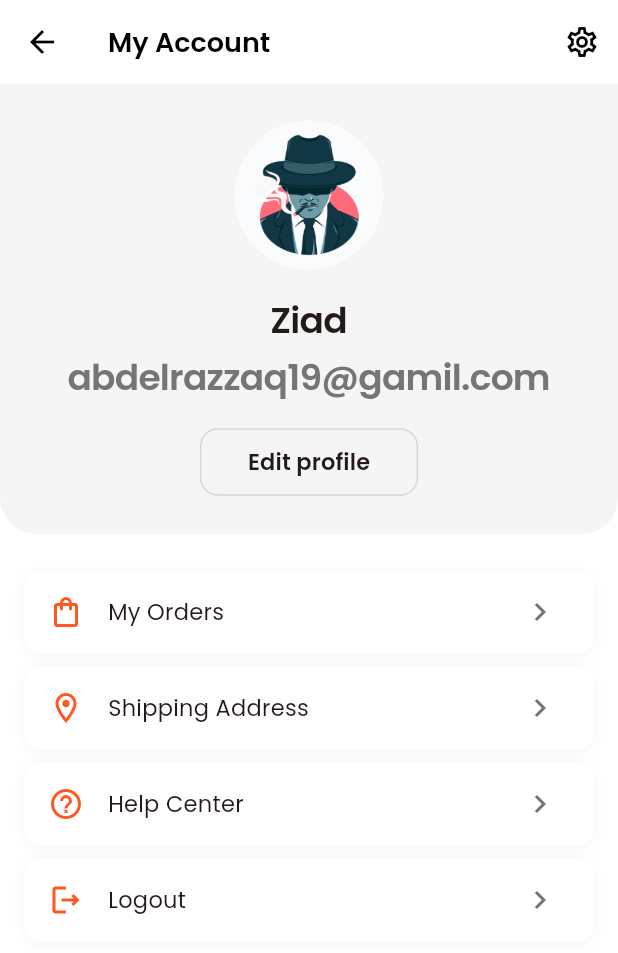
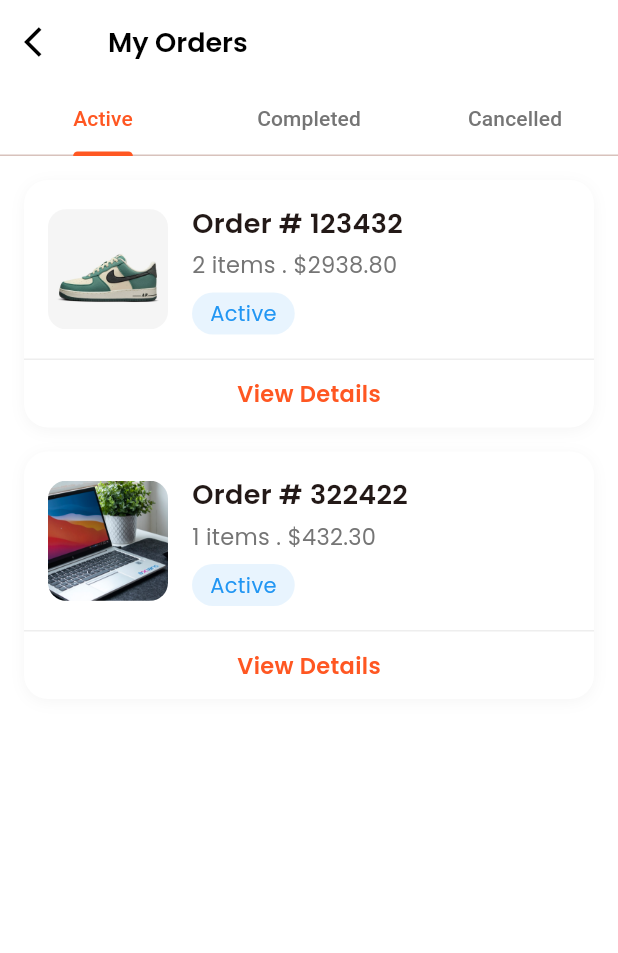
Before and after one commit to abdelrazzaq19/Ecommerce_ui_flutter-, a Flutter app: the AccountScreen screen opened directly, after a tap on "My Orders", on a phone screen of 412 x 824 dp. Shown: the top 953 px of the screen. Run offline on Flutter 3.47's test engine with Material 3 defaults, Android fonts, the phone set to English and light mode, and no system bars; our stand-ins replace get, get_storage, google_fonts, share_plus; accounts and stored records are empty.

Commit message:
12 commit

```diff
--- a/lib/view/account_screen.dart
+++ b/lib/view/account_screen.dart
@@ -2,7 +2,9 @@
 
 import 'package:ecommerce_ui/controllers/auth_controller.dart';
 import 'package:ecommerce_ui/utils/app_textstyles.dart';
+import 'package:ecommerce_ui/view/my%20orders/view/screens/my_orders_screen.dart';
 import 'package:ecommerce_ui/view/settings_screen.dart';
+import 'package:ecommerce_ui/view/shipping%20address/shipping_address_screen.dart';
 import 'package:ecommerce_ui/view/signin_screen.dart';
 import 'package:flutter/material.dart';
 import 'package:get/get.dart';
@@ -148,9 +150,9 @@ Widget _buildMenuSection(BuildContext context) {
               if (item['title'] == 'Logout') {
                 _showLogoutDialog(context);
               } else if (item['title'] == 'My Orders') {
-                // navigation to my orders screen
+                Get.to(() => MyOrdersScreen());
               } else if (item['title'] == 'Shipping Address') {
-                // navigation to shipping address screen
+                Get.to(() => ShippingAddressScreen());
               } else if (item['title'] == 'Help Center') {
                 // navigation to help center screen
               }
--- /dev/null
+++ b/lib/view/my orders/model/order.dart
@@ -0,0 +1,21 @@
+enum OrderStatus { active, completed, cancelled }
+
+class Order {
+  final String OrderNumber;
+  final int itemCount;
+  final double totalAmount;
+  final OrderStatus status;
+  final String imageUrl;
+  final DateTime orderDate;
+
+  Order({
+    required this.OrderNumber,
+    required this.itemCount,
+    required this.totalAmount,
+    required this.status,
+    required this.imageUrl,
+    required this.orderDate,
+  });
+
+  String get statusString => status.name;
+}
--- /dev/null
+++ b/lib/view/my orders/repository/order_repository.dart
@@ -0,0 +1,44 @@
+import 'package:ecommerce_ui/view/my%20orders/model/order.dart';
+
+class OrderRepository {
+  List<Order> getOrders() {
+    return [
+      Order(
+        OrderNumber: "123432",
+        itemCount: 2,
+        totalAmount: 2938.8,
+        status: OrderStatus.active,
+        imageUrl: "assets/images/shoe.jpg",
+        orderDate: DateTime.now().subtract(Duration(hours: 2)),
+      ),
+      Order(
+        OrderNumber: "322422",
+        itemCount: 1,
+        totalAmount: 432.3,
+        status: OrderStatus.active,
+        imageUrl: "assets/images/laptop.jpg",
+        orderDate: DateTime.now().subtract(Duration(hours: 1)),
+      ),
+      Order(
+        OrderNumber: "64353",
+        itemCount: 2,
+        totalAmount: 32.3,
+        status: OrderStatus.completed,
+        imageUrl: "assets/images/shoe2.jpg",
+        orderDate: DateTime.now().subtract(Duration(hours: 3)),
+      ),
+      Order(
+        OrderNumber: "25242",
+        itemCount: 5,
+        totalAmount: 4932.3,
+        status: OrderStatus.cancelled,
+        imageUrl: "assets/images/shoes2.jpg",
+        orderDate: DateTime.now().subtract(Duration(hours: 7)),
+      ),
+    ];
+  }
+
+  List<Order> getOrdersByStatus(OrderStatus status) {
+    return getOrders().where((order) => order.status == status).toList();
+  }
+}
--- /dev/null
+++ b/lib/view/my orders/view/screens/my_orders_screen.dart
@@ -0,0 +1,69 @@
+import 'package:ecommerce_ui/utils/app_textstyles.dart';
+import 'package:ecommerce_ui/view/my%20orders/model/order.dart';
+import 'package:ecommerce_ui/view/my%20orders/repository/order_repository.dart';
+import 'package:ecommerce_ui/view/my%20orders/view/widget/order_card.dart';
+import 'package:flutter/material.dart';
+import 'package:get/get_core/src/get_main.dart';
+import 'package:get/get_navigation/src/extension_navigation.dart';
+
+class MyOrdersScreen extends StatelessWidget {
+  final OrderRepository _repository = OrderRepository();
+  MyOrdersScreen({super.key});
+
+  @override
+  Widget build(BuildContext context) {
+    final isDark = Theme.of(context).brightness == Brightness.dark;
+
+    return DefaultTabController(
+      length: 3,
+      child: Scaffold(
+        appBar: AppBar(
+          leading: IconButton(
+            onPressed: () => Get.back(),
+            icon: Icon(
+              Icons.arrow_back_ios,
+              color: isDark ? Colors.white : Colors.black,
+            ),
+          ),
+          title: Text(
+            "My Orders",
+            style: AppTextstyles.withColor(
+              AppTextstyles.h3,
+              isDark ? Colors.white : Colors.black,
+            ),
+          ),
+          bottom: TabBar(
+            labelColor: Theme.of(context).primaryColor,
+            unselectedLabelColor: isDark ? Colors.grey[400] : Colors.grey[600],
+            indicatorColor: Theme.of(context).primaryColor,
+            tabs: [
+              Tab(text: "Active"),
+              Tab(text: "Completed"),
+              Tab(text: "Cancelled"),
+            ],
+          ),
+        ),
+        body: TabBarView(
+          children: [
+            _buildOrderList(context, OrderStatus.active),
+            _buildOrderList(context, OrderStatus.completed),
+            _buildOrderList(context, OrderStatus.cancelled),
+          ],
+        ),
+      ),
+    );
+  }
+
+  Widget _buildOrderList(BuildContext context, OrderStatus status) {
+    final orders = _repository.getOrdersByStatus(status);
+
+    return ListView.builder(
+    padding: EdgeInsets.all(16),
+    itemCount: orders.length,
+    itemBuilder: (context, index) => OrderCard(
+    order: orders[index],
+    onViewDetails: () {},
+    ),
+    );
+  }
+}
--- /dev/null
+++ b/lib/view/my orders/view/widget/order_card.dart
@@ -0,0 +1,134 @@
+// ignore_for_file: deprecated_member_use
+
+import 'package:ecommerce_ui/utils/app_textstyles.dart';
+import 'package:ecommerce_ui/view/my%20orders/model/order.dart';
+import 'package:flutter/material.dart';
+import 'package:get/get_utils/src/extensions/export.dart';
+
+class OrderCard extends StatelessWidget {
+  final Order order;
+  final VoidCallback onViewDetails;
+  const OrderCard({
+    super.key,
+    required this.order,
+    required this.onViewDetails,
+  });
+
+  @override
+  Widget build(BuildContext context) {
+    final isDark = Theme.of(context).brightness == Brightness.dark;
+
+    return Container(
+      margin: EdgeInsets.only(bottom: 16),
+      decoration: BoxDecoration(
+        color: Theme.of(context).cardColor,
+        borderRadius: BorderRadius.circular(16),
+        boxShadow: [
+          BoxShadow(
+            color: isDark
+                ? Colors.black.withOpacity(0.2)
+                : Colors.grey.withOpacity(0.1),
+            blurRadius: 8,
+            offset: Offset(0, 2),
+          ),
+        ],
+      ),
+      child: Column(
+        children: [
+          Padding(
+            padding: EdgeInsetsGeometry.all(16),
+            child: Row(
+              children: [
+                Container(
+                  width: 80,
+                  height: 80,
+                  decoration: BoxDecoration(
+                    borderRadius: BorderRadius.circular(12),
+                    image: DecorationImage(
+                      image: AssetImage(order.imageUrl),
+                      fit: BoxFit.cover,
+                    ),
+                  ),
+                ),
+                SizedBox(width: 16),
+                Expanded(
+                  child: Column(
+                    crossAxisAlignment: CrossAxisAlignment.start,
+                    children: [
+                      Text(
+                        "Order # ${order.OrderNumber}",
+                        style: AppTextstyles.withColor(
+                          AppTextstyles.h3,
+                          Theme.of(context).textTheme.bodyLarge!.color!,
+                        ),
+                      ),
+
+                      SizedBox(height: 4),
+
+                      Text(
+                        "${order.itemCount} items . \$${order.totalAmount.toStringAsFixed(2)}",
+                        style: AppTextstyles.withColor(
+                          AppTextstyles.bodyMedium,
+                          isDark ? Colors.grey[400]! : Colors.grey[600]!,
+                        ),
+                      ),
+
+                      SizedBox(height: 8),
+
+                      _buildStatusChip(context, order.statusString),
+                    ],
+                  ),
+                ),
+              ],
+            ),
+          ),
+
+          Divider(height: 1, color: Colors.grey.shade200),
+          InkWell(
+            onTap: onViewDetails,
+            child: Padding(
+              padding: EdgeInsetsGeometry.symmetric(vertical: 12),
+              child: Text(
+                "View Details",
+                style: AppTextstyles.withColor(
+                  AppTextstyles.buttonMedium,
+                  Theme.of(context).primaryColor,
+                ),
+              ),
+            ),
+          ),
+        ],
+      ),
+    );
+  }
+
+  Widget _buildStatusChip(BuildContext context, String type) {
+    Color getStatusColor() {
+      switch (type) {
+        case "active":
+          return Colors.blue;
+        case "completed":
+          return Colors.green;
+        case "cancelled":
+          return Colors.red;
+        default:
+          return Colors.grey;
+      }
+    }
+
+    return Container(
+      padding: EdgeInsets.symmetric(horizontal: 12, vertical: 4),
+      decoration: BoxDecoration(
+        color: getStatusColor().withOpacity(0.1),
+        borderRadius: BorderRadius.circular(20),
+      ),
+      child: Text(
+        type.capitalize!,
+        style: AppTextstyles.withColor(
+          AppTextstyles.bodySmall,
+          getStatusColor(),
+        ),
+      ),
+    );
+  }
+}
--- /dev/null
+++ b/lib/view/shipping address/shipping_address_screen.dart
@@ -0,0 +1,21 @@
+import 'package:ecommerce_ui/utils/app_textstyles.dart';
+import 'package:flutter/material.dart';
+
+class ShippingAddressScreen extends StatelessWidget {
+  const ShippingAddressScreen({super.key});
+
+  @override
+  Widget build(BuildContext context) {
+    return Scaffold(
+      appBar: AppBar(
+        title: Text(
+          "Shipping Address",
+          style: AppTextstyles.withColor(
+          AppTextstyles.h3,
+          Colors.black
+          ),
+        ),
+      ),
+    );
+  }
+}
```
